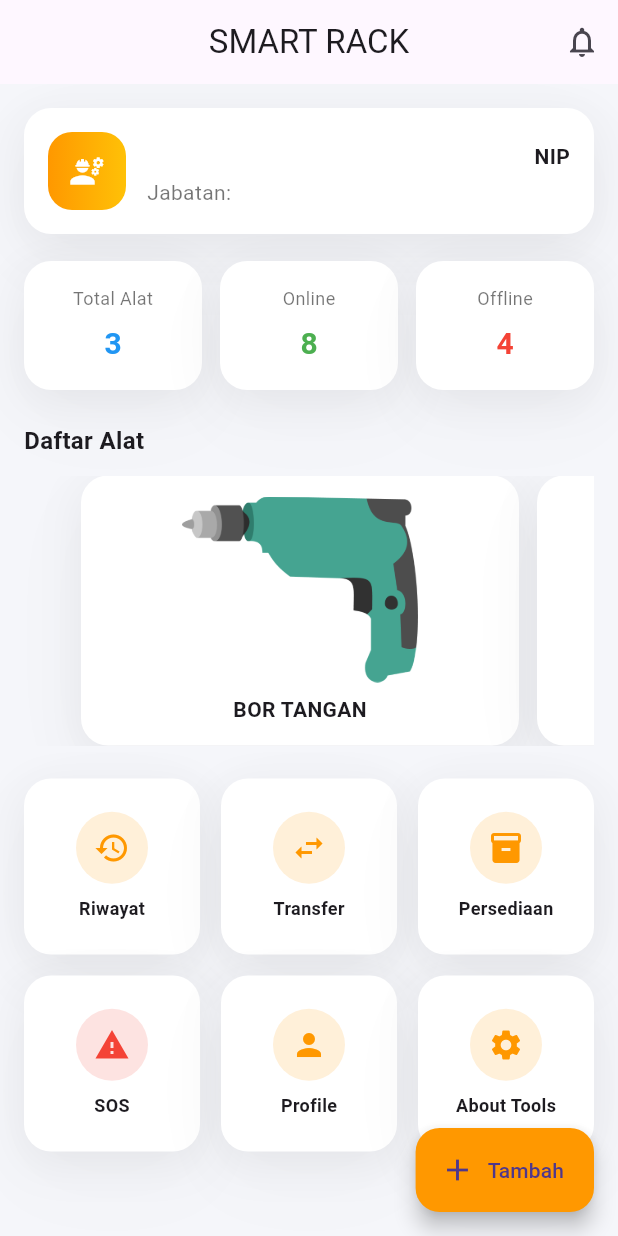
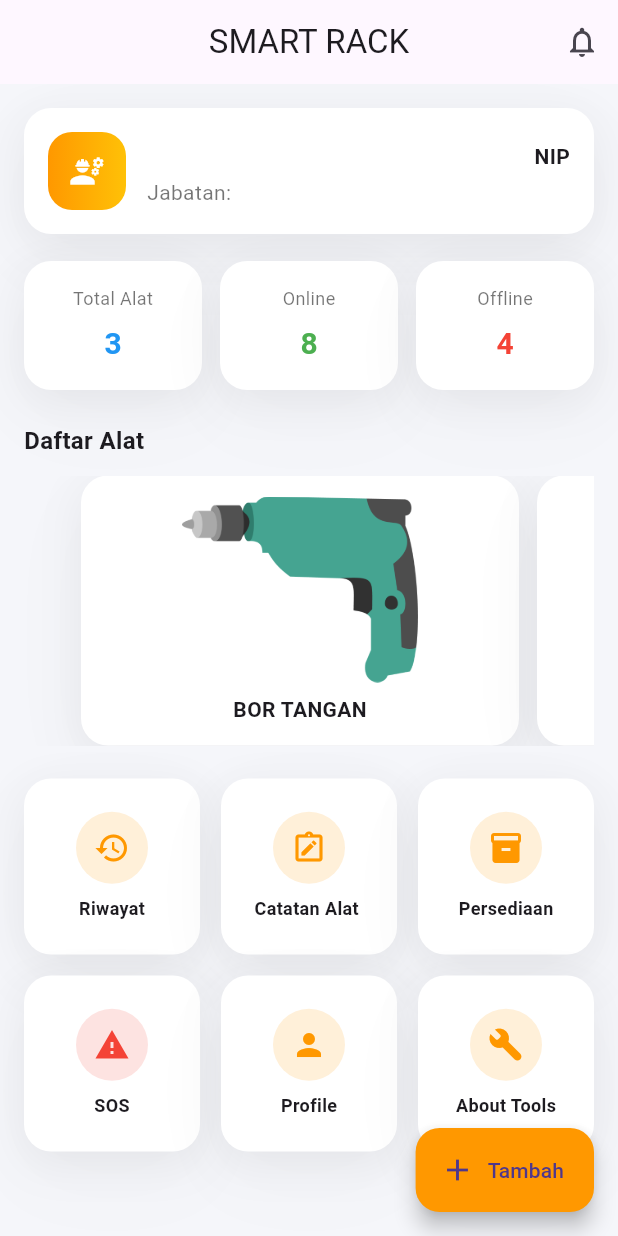
Before and after one commit to yose7777/smarak, a Flutter app: the HomePage screen opened directly, on a phone screen of 412 x 824 dp. Run offline on Flutter 3.47's test engine with Material 3 defaults, Android fonts, the phone set to English and light mode, and no system bars; our stand-ins replace cloud_firestore, firebase_auth, firebase_core, firebase_database; accounts and stored records are empty.

Commit message:
merge github with local

```diff
--- a/smarak/lib/page screen/home_page.dart
+++ b/smarak/lib/page screen/home_page.dart
@@ -235,7 +235,7 @@ class _HomePageState extends State<HomePage> {
   Widget _buildMenuGrid() {
     final items = [
       _menuItem(Icons.history, "Riwayat", const HistoryPage()),
-      _menuItem(Icons.swap_horiz, "Transfer", const TransferPage()),
+      _menuItem(Icons.note_alt_outlined, "Catatan Alat ", const TransferPage()),
       _menuItem(Icons.inventory, "Persediaan", const AlatPage()),
       _menuItem(Icons.warning, "SOS", const SosPage(), isSOS: true),
       _menuItem(
@@ -249,7 +249,7 @@ class _HomePageState extends State<HomePage> {
           },
         ),
       ),
-      _menuItem(Icons.settings, "About Tools", const SettingsPage()),
+      _menuItem(Icons.build_rounded, "About Tools", const SettingsPage()),
     ];
 
     return GridView.count(
```
